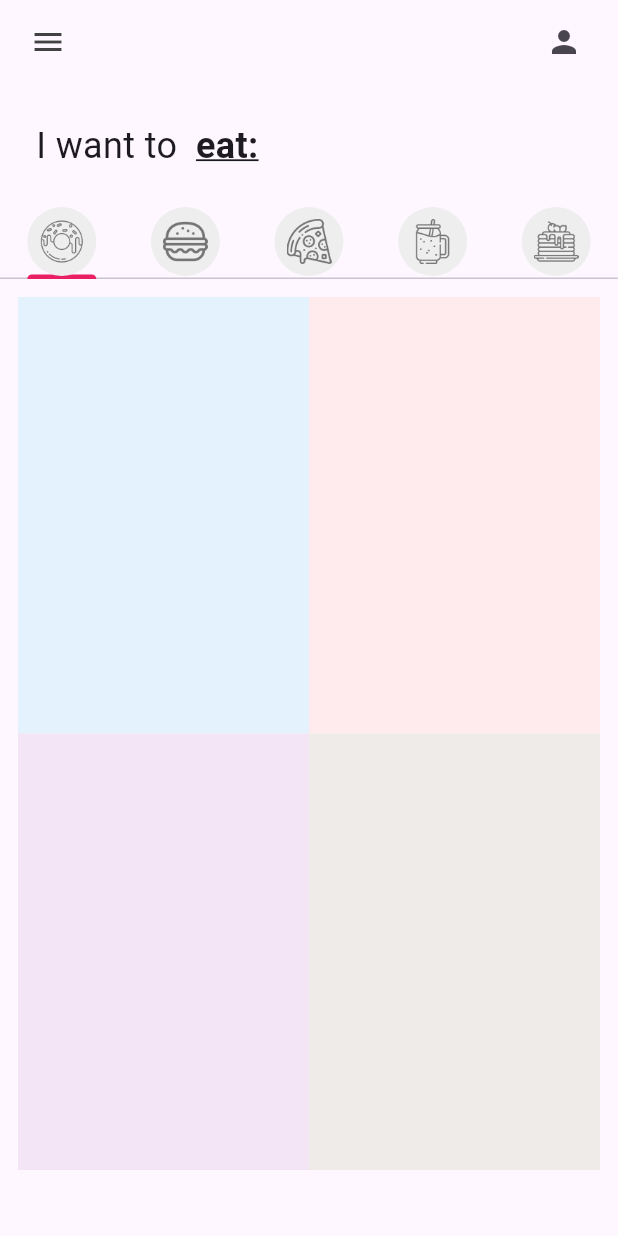
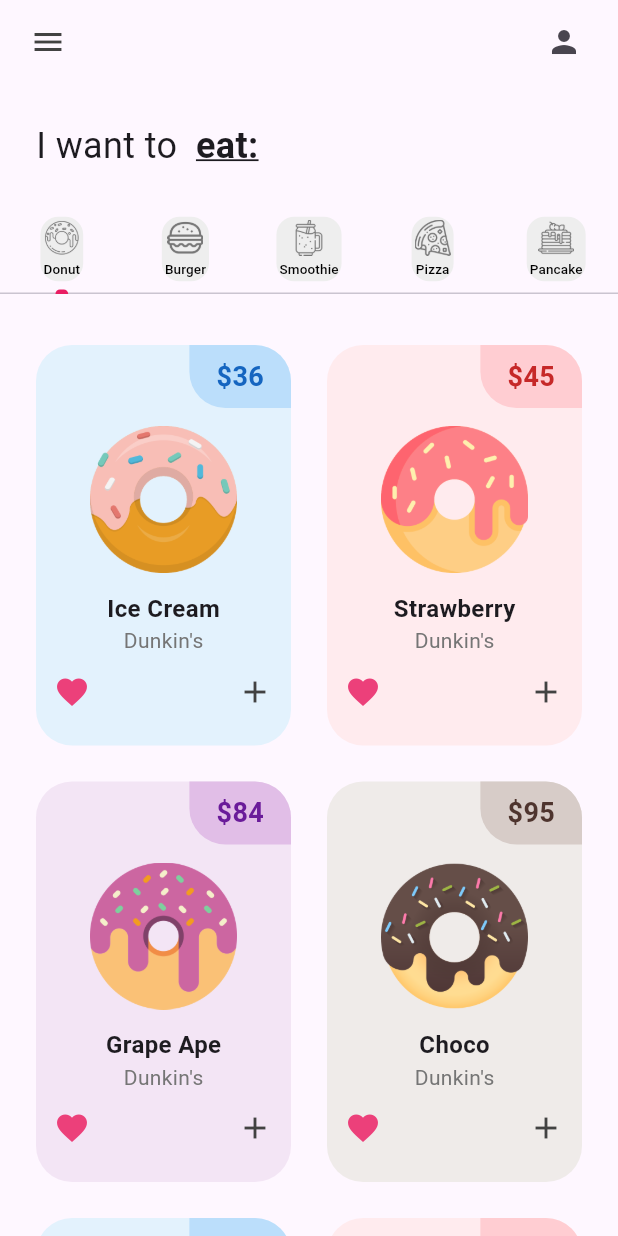
Before and after one commit to BarreraGerardo/p1_donut_app_gerardo_barrera, a Flutter app: the screen it shows after launch, on a phone screen of 412 x 824 dp. Run offline on Flutter 3.47's test engine with Material 3 defaults, Android fonts, the light colour scheme and no system bars.

Commit message:
donas nombres añadidos BarreraGerardo

```diff
--- a/p1_donut_app_gerardo_barrera_2/lib/main.dart
+++ b/p1_donut_app_gerardo_barrera_2/lib/main.dart
@@ -11,6 +11,7 @@ class MainApp extends StatelessWidget {
   @override
   Widget build(BuildContext context) {
     return MaterialApp(
+      debugShowCheckedModeBanner: false,
       home:  const HomePage(),
       theme: ThemeData( tabBarTheme: const TabBarTheme(indicatorColor: Colors.pink)),
       );
--- a/p1_donut_app_gerardo_barrera_2/lib/pages/home_page.dart
+++ b/p1_donut_app_gerardo_barrera_2/lib/pages/home_page.dart
@@ -1,5 +1,5 @@
 import 'package:flutter/material.dart';
-import 'package:p1_donut_app_gerardo_barrera_2/utils/my_tab.dart';
+import 'package:p1_donut_app_gerardo_barrera_2/utils/my_tab.dart'; // Importa el archivo MyTab
 
 import '../tab/donut_tab.dart';
 import '../tab/burger_tab.dart';
@@ -16,17 +16,18 @@ class HomePage extends StatefulWidget {
 
 class _HomePageState extends State<HomePage> {
   List<Widget> myTabs = [
-    //donut tab
-    const MyTab(iconPath: 'lib/icons/donut.png'),
-    //burguer tab
-    const MyTab(iconPath: 'lib/icons/burger.png'),
-    //smothie tab
-    const MyTab(iconPath: 'lib/icons/pizza.png'),
-    //pizza tab
-    const MyTab(iconPath: 'lib/icons/smoothie.png'),
-    //pancake tab
-    const MyTab(iconPath: "lib/icons/pancakes.png"),
+    // Donut tab
+    const MyTab(iconPath: 'lib/icons/donut.png', label: 'Donut'),
+    // Burger tab
+    const MyTab(iconPath: 'lib/icons/burger.png', label: 'Burger'),
+    // Smoothie tab
+    const MyTab(iconPath: 'lib/icons/smoothie.png', label: 'Smoothie'),
+    // Pizza tab
+    const MyTab(iconPath: 'lib/icons/pizza.png', label: 'Pizza'),
+    // Pancake tab
+    const MyTab(iconPath: 'lib/icons/pancakes.png', label: 'Pancake'),
   ];
+
   @override
   Widget build(BuildContext context) {
     return DefaultTabController(
@@ -34,6 +35,7 @@ List<Widget> myTabs = [
       child: Scaffold(
         appBar: AppBar(
           backgroundColor: Colors.transparent,
+          elevation: 0,
           leading: Padding(
             padding: const EdgeInsets.only(left: 8.0),
             child: Icon(
@@ -45,12 +47,12 @@ List<Widget> myTabs = [
             Padding(
               padding: EdgeInsets.only(right: 24.0),
               child: Icon(Icons.person),
-            )
+            ),
           ],
         ),
         body: Column(
           children: [
-            //Texto: I want to eat
+            // Texto "I want to eat"
             const Padding(
               padding: EdgeInsets.all(24.0),
               child: Row(
@@ -64,19 +66,25 @@ List<Widget> myTabs = [
                 ],
               ),
             ),
-            //Tab bar
-            TabBar(tabs: myTabs),
-            //Tab bar view
+            // TabBar con ajuste de espaciado
+            TabBar(
+              tabs: myTabs,
+              labelPadding: const EdgeInsets.symmetric(vertical: 5.0),
+              indicatorPadding: const EdgeInsets.symmetric(horizontal: 10.0),
+            ),
+            // Espaciador para evitar superposición
+            const SizedBox(height: 10),
+            // TabBarView para mostrar las vistas correspondientes
             Expanded(
-              child: TabBarView(children: [
+              child: TabBarView(
+                children: [
                   DonutTab(),
                   const BurgerTab(),
                   const PizzaTab(),
                   const SmoothieTab(),
-              const PancakeTab()
+                  const PancakeTab(),
                 ],
               ),
-            //Total del carrito
             ),
           ],
         ),
--- a/p1_donut_app_gerardo_barrera_2/lib/tab/donut_tab.dart
+++ b/p1_donut_app_gerardo_barrera_2/lib/tab/donut_tab.dart
@@ -5,6 +5,10 @@ class DonutTab extends StatelessWidget {
   // list of donuts
 final List donutsOnSale = [
 // [ donutFlavor, donutPrice, donutColor, imageName ]
+["Ice Cream", "36", Colors.blue, "lib/images/icecream_donut.png"],
+["Strawberry", "45", Colors.red, "lib/images/strawberry_donut.png"],
+["Grape Ape", "84", Colors.purple, "lib/images/grape_donut.png"],
+["Choco", "95", Colors.brown, "lib/images/chocolate_donut.png"],
 ["Ice Cream", "36", Colors.blue, "lib/images/icecream_donut.png"],
 ["Strawberry", "45", Colors.red, "lib/images/strawberry_donut.png"],
 ["Grape Ape", "84", Colors.purple, "lib/images/grape_donut.png"],
--- a/p1_donut_app_gerardo_barrera_2/lib/utils/donut_tile.dart
+++ b/p1_donut_app_gerardo_barrera_2/lib/utils/donut_tile.dart
@@ -15,7 +15,60 @@ final String imageName;
 
   @override
   Widget build(BuildContext context) {
-    return Container(decoration: BoxDecoration(color: donutColor[50]),
+    return Padding(
+      padding: const EdgeInsets.all(12.0),
+      child: Container(
+        decoration: BoxDecoration(color: donutColor[50], borderRadius: BorderRadius.circular(24)),
+        child: Column(
+          children: [
+            Row(
+              mainAxisAlignment: MainAxisAlignment.end,
+          children: [
+            Container(
+              decoration: BoxDecoration(
+                color: donutColor[100],
+                borderRadius:const BorderRadius.only(topRight: Radius.circular(24),
+                bottomLeft: Radius.circular(24)) ),
+                padding:
+                const EdgeInsets.symmetric(vertical: 8,horizontal: 18),
+            child:Text('\$$donutPrice',
+            style: TextStyle(
+              fontSize:18,
+            fontWeight:FontWeight.bold,
+             color: donutColor[800] ,)
+      )
+      )
+      ],
+      )
+       //Donut ícture
+      ,Padding(
+        padding: const EdgeInsets.symmetric(horizontal:36,vertical:12),
+        child: Image.asset(imageName),
+      ),
+      //Donut flavor text
+      Text(donutFlavor,
+      style: const TextStyle(fontSize: 16,
+       fontWeight: FontWeight.bold),
+      ),
+      Text('Dunkin\'s',
+      style: TextStyle(color: Colors.grey[600],),
+      ),
+      //Love icon + add button
+      Padding(
+        padding: const EdgeInsets.all(12.0),
+        child: Row(
+          mainAxisAlignment: MainAxisAlignment.spaceBetween,
+          children: [
+            //Love icon
+            Icon(Icons.favorite, color: Colors.pink[400]),
+            //Plus button
+            Icon(Icons.add, color: Colors.grey[800])
+          ],
+          ),
+      ),
+      ],
+      ),
+      ),
     );
   }
 }
--- a/p1_donut_app_gerardo_barrera_2/lib/utils/my_tab.dart
+++ b/p1_donut_app_gerardo_barrera_2/lib/utils/my_tab.dart
@@ -2,21 +2,44 @@ import 'package:flutter/material.dart';
 
 class MyTab extends StatelessWidget {
   final String iconPath;
-  const MyTab({super.key, required this.iconPath});
+  final String label; // Nuevo parámetro para el texto
+
+  const MyTab({
+    super.key,
+    required this.iconPath,
+    required this.label, // Asegúrate de incluir el parámetro en el constructor
+  });
 
   @override
   Widget build(BuildContext context) {
     return Tab(
       child: Container(
-        padding: const EdgeInsets.all(8),
+        padding: const EdgeInsets.symmetric(horizontal: 2, vertical: 2),
         decoration: BoxDecoration(
           color: Colors.grey[200],
-          borderRadius: BorderRadius.circular(25),
+          borderRadius: BorderRadius.circular(12),
         ),
-        child: Image.asset(
-          iconPath,
-          color:Colors.grey[600],
-        )
+        child: Column(
+          // Usamos Column para apilar el ícono y el texto
+          mainAxisSize: MainAxisSize.min,
+          children: [
+            Image.asset(
+              iconPath,
+              color: Colors.grey[600],
+              width: 24, // Ajusta el tamaño según sea necesario
+              height: 24, // Ajusta el tamaño según sea necesario
+            ),
+            const SizedBox(height: 2), // Espacio entre el ícono y el texto
+            Text(
+              label,
+              style: const TextStyle(
+                fontSize: 9,
+                color: Colors
+                    .black, // Puedes ajustar el color y el tamaño del texto
+              ),
+            ),
+          ],
+        ),
       ),
     );
   }
```
Lines whose indentation alone changed are shown as unchanged.
